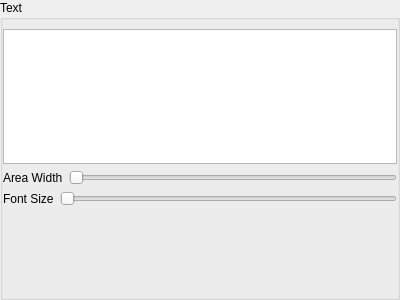
First picture: the form in client/nx_client_desktop/src/nx/client/desktop/export/ui/widgets/text_overlay_settings_widget.ui, repository networkoptix/nx_open, before the edit.
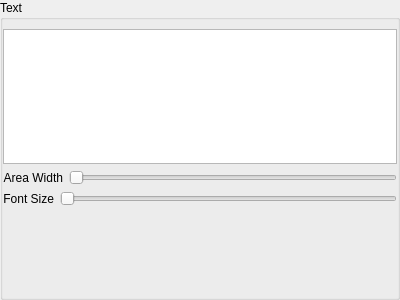
Second picture: the form after the edit.

Commit message:
More dummies for universal export dialog (NX_VMS-6048)
<==== Mercurial data ====>
Branch: x_VMS-6861_universal_export_dialog

```diff
--- a/client/nx_client_desktop/src/nx/client/desktop/export/ui/widgets/text_overlay_settings_widget.ui
+++ b/client/nx_client_desktop/src/nx/client/desktop/export/ui/widgets/text_overlay_settings_widget.ui
@@ -48,6 +48,9 @@
           <property name="text">
            <string>Area Width</string>
           </property>
+          <property name="alignment">
+           <set>Qt::AlignRight|Qt::AlignTrailing|Qt::AlignVCenter</set>
+          </property>
           <property name="buddy">
            <cstring>opacitySlider</cstring>
           </property>
@@ -69,6 +72,9 @@
           <property name="text">
            <string>Font Size</string>
           </property>
+          <property name="alignment">
+           <set>Qt::AlignRight|Qt::AlignTrailing|Qt::AlignVCenter</set>
+          </property>
           <property name="buddy">
            <cstring>sizeSlider</cstring>
           </property>
```
The commit also changes 2 other files.
